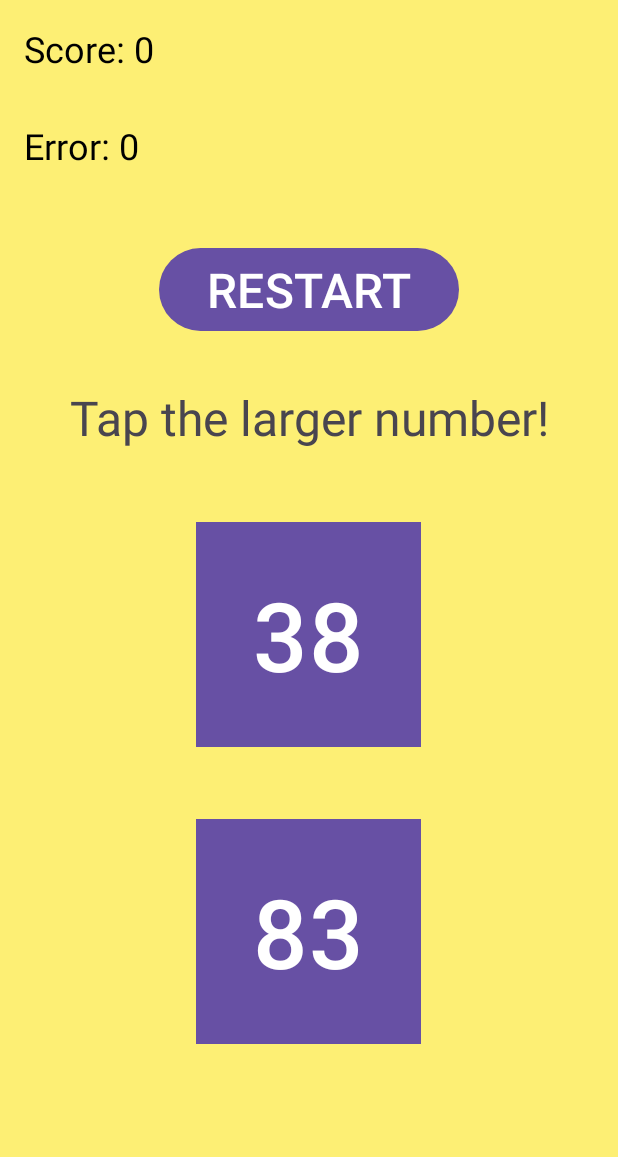
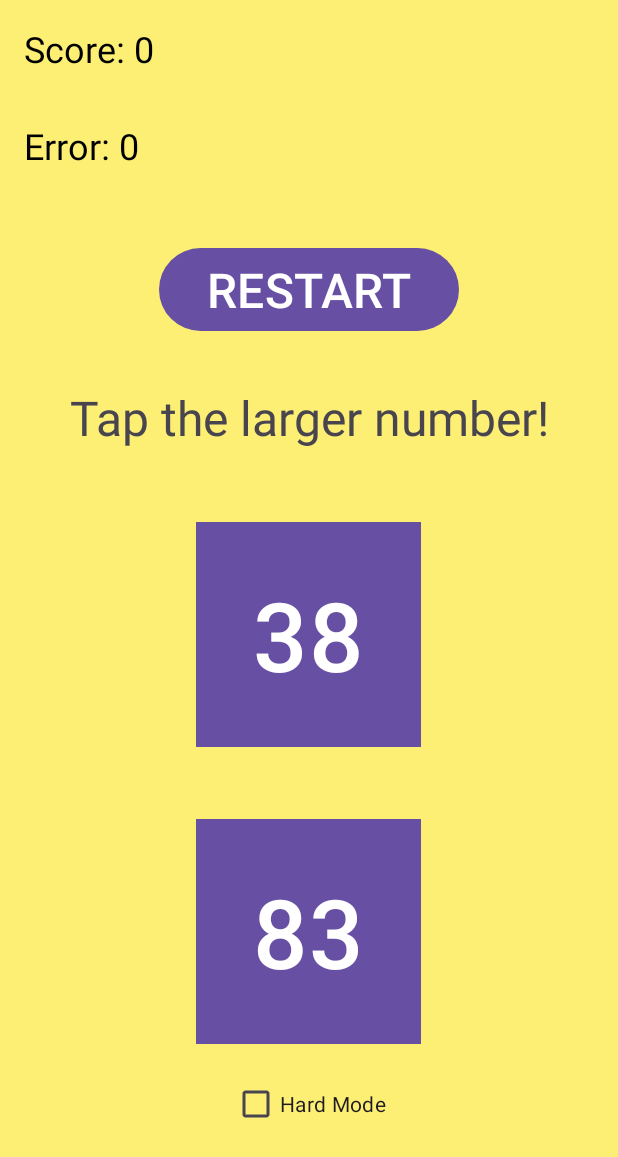
Before and after one commit to OwenHong196/number-app, an Android app: the screen it shows after launch (MainActivity), after a tap on "RESTART", on a phone screen of 412 x 824 dp. Shown: the top 1157 px of the screen. Run offline under Robolectric (Android 15) with nearby library versions, the phone set to English and light mode, and no system bars; 1 other tap on this screen came first.

```diff
--- a/app/src/main/java/com/example/number_app/MainActivity.kt
+++ b/app/src/main/java/com/example/number_app/MainActivity.kt
@@ -3,6 +3,7 @@ package com.example.number_app
 import android.graphics.Color
 import android.os.Bundle
 import android.widget.Button
+import android.widget.CheckBox
 import android.widget.LinearLayout
 import android.widget.TextView
 import android.widget.Toast
@@ -17,6 +18,7 @@ class MainActivity : AppCompatActivity() {
     private lateinit var box2: Button
     private lateinit var start: Button
     private lateinit var layout: LinearLayout
+    private lateinit var ishardmode: CheckBox
     private var score = 0
     private var error = 0
 
@@ -30,6 +32,7 @@ class MainActivity : AppCompatActivity() {
         start = findViewById(R.id.start)
         guide = findViewById(R.id.guide)
         layout = findViewById(R.id.main)
+        ishardmode = findViewById(R.id.hardmode)
         play()
     }
     private fun play(){
@@ -41,14 +44,14 @@ class MainActivity : AppCompatActivity() {
             start.setOnClickListener {
                 restart()
             }
-            var result = setRandomNum()
+            var result = setRandomNum(ischecked(ishardmode))
             box1.setOnClickListener {
                 result(result,box1)
                 updateText()
                 if (checkGameEnd()){
                     gameEnd()
                 }else {
-                    result = setRandomNum()
+                    result = setRandomNum(ischecked(ishardmode))
                 }
             }
             box2.setOnClickListener {
@@ -57,8 +60,11 @@ class MainActivity : AppCompatActivity() {
                 if (checkGameEnd()){
                     gameEnd()
                 }else {
-                    result = setRandomNum()
+                    result = setRandomNum(ischecked(ishardmode))
                 }
+            }
+            ishardmode.setOnClickListener{
+                result = setRandomNum(ischecked(ishardmode))
             }
         }
     }
@@ -74,14 +80,14 @@ class MainActivity : AppCompatActivity() {
         start.setOnClickListener {
             restart()
         }
-        var result = setRandomNum()
+        var result = setRandomNum(ischecked(ishardmode))
         box1.setOnClickListener {
             result(result,box1)
             updateText()
             if (checkGameEnd()){
                 gameEnd()
             }else{
-                result = setRandomNum()
+                result = setRandomNum(ischecked(ishardmode))
             }
         }
         box2.setOnClickListener {
@@ -90,18 +96,29 @@ class MainActivity : AppCompatActivity() {
             if (checkGameEnd()){
                 gameEnd()
             }else {
-                result = setRandomNum()
+                result = setRandomNum(ischecked(ishardmode))
             }
+
+        }
+        ishardmode.setOnClickListener{
+            result = setRandomNum(ischecked(ishardmode))
         }
     }
-    private fun setRandomNum(): TextView{
-        var num1 = Random.nextInt(1,100)
-        var num2 = Random.nextInt(1,100)
+    private fun setRandomNum(hardmode: Boolean): TextView{
+        var num1 = 0
+        var num2 = 0
+        if (hardmode){
+            num1 = Random.nextInt(1, 1000)
+            num2 = Random.nextInt(1, 1000)
+        }else{
+            num1 = Random.nextInt(1, 100)
+            num2 = Random.nextInt(1, 100)
+        }
         if (num1 != num2) {
             box1.text = "$num1"
             box2.text = "$num2"
         }else{
-            setRandomNum()
+            setRandomNum(ischecked(ishardmode))
         }
         if (num1 > num2){
             return box1
@@ -153,4 +170,14 @@ class MainActivity : AppCompatActivity() {
             errorText.setTextColor(Color.YELLOW)
         }
     }
+    private fun ischecked(hardmode: CheckBox): Boolean{
+        if (hardmode.isChecked){
+            box1.setTextSize(48F)
+            box2.setTextSize(48F)
+        }else{
+            box1.setTextSize(64F)
+            box2.setTextSize(64F)
+        }
+        return hardmode.isChecked
+    }
 }
--- a/app/src/main/res/layout/activity_main.xml
+++ b/app/src/main/res/layout/activity_main.xml
@@ -66,4 +66,10 @@
         android:background="#FFFFB342"
         android:textSize="64sp"
         />
+    <CheckBox android:id="@+id/hardmode"
+        android:layout_margin="16dp"
+        android:layout_width="wrap_content"
+        android:layout_height="wrap_content"
+        android:layout_gravity="center"
+        android:text="@string/hard_mode" />
 </LinearLayout>
--- a/app/src/main/res/values/strings.xml
+++ b/app/src/main/res/values/strings.xml
@@ -7,4 +7,5 @@
     <string name="restart">RESTART</string>
     <string name="tap_larger">Tap the larger number!</string>
     <string name="tap_restart">Tap restart to play again!</string>
+    <string name="hard_mode">Hard Mode</string>
 </resources>
```
